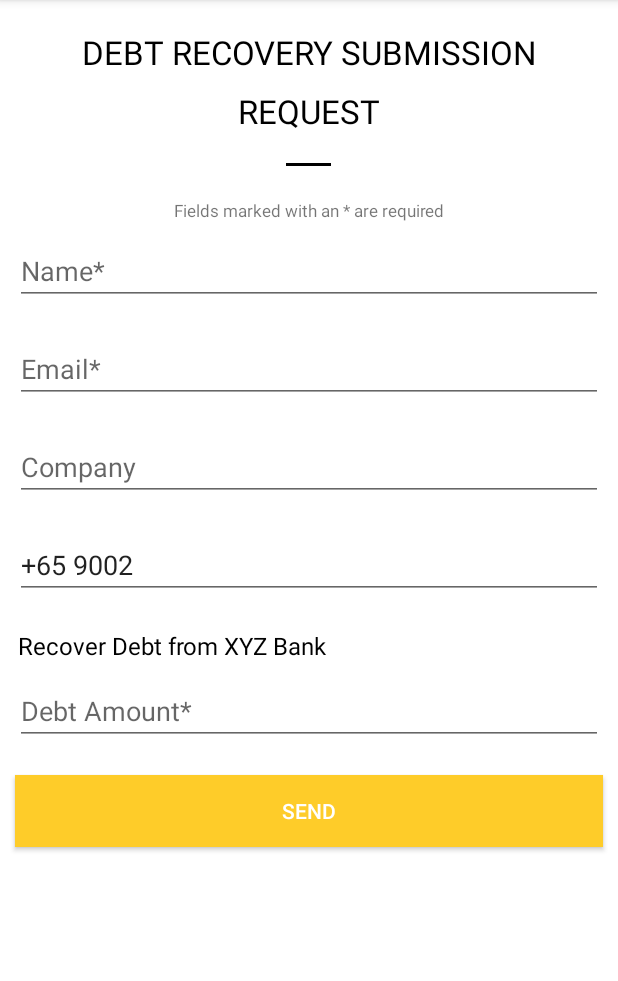
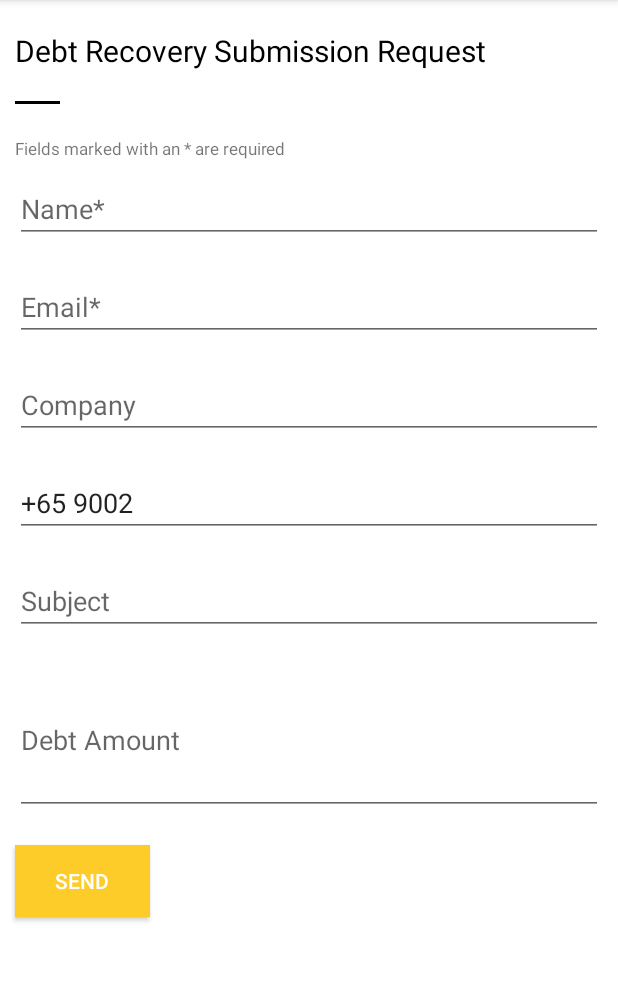
Before and after one commit to akaiyuki/bnmghjkcv, an Android app: the fragment RequestFragment placed in its activity, on a phone screen of 412 x 824 dp, the part 84-1065 px from its top. Run offline under Robolectric (Android 15) with nearby library versions, the phone set to English and light mode, and no system bars; libraries missing offline, so code that uses them is left out: com.daimajia.slider, com.mikepenz.fastadapter, com.mikepenz.materialdrawer; 17 statements that could not run were skipped.

Commit message:
edited request fragment

```diff
--- a/BenzAndroid/app/src/main/java/com/av/benzandroid/models/fragments/RequestFragment.java
+++ b/BenzAndroid/app/src/main/java/com/av/benzandroid/models/fragments/RequestFragment.java
@@ -26,6 +26,7 @@ public class RequestFragment extends Fragment {
     private EditText mEditCompany;
     private EditText mEditMobile;
     private EditText mEditDebt;
+    private EditText mEditSubject;
 
     private Button mButtonSend;
 
@@ -47,6 +48,7 @@ public class RequestFragment extends Fragment {
         mEditCompany = (EditText) view.findViewById(R.id.editcompany);
         mEditMobile = (EditText) view.findViewById(R.id.editmobile);
         mEditDebt = (EditText) view.findViewById(R.id.editdebt);
+        mEditSubject = (EditText) view.findViewById(R.id.editsubject);
 
         mEditMobile.setText("+65 9002");
         Selection.setSelection(mEditMobile.getText(), mEditMobile.getText().length());
@@ -88,14 +90,14 @@ public class RequestFragment extends Fragment {
             public void onClick(View view) {
 
                 if (mEditName.getText().length() != 0 && mEditEmail.getText().length() != 0
-                        && mEditDebt.getText().length() != 0){
+                        && mEditMobile.getText().length() != 0){
 
                     Intent emailIntent = new Intent(android.content.Intent.ACTION_SEND, Uri.fromParts(
                             "mailto","abc@gmail.com", null));
 
                     emailIntent.putExtra(Intent.EXTRA_EMAIL  , new String[]{"info@benzrecovery.com.sg"});
 
-                    emailIntent.putExtra(Intent.EXTRA_SUBJECT, "Debt Recovery Submission Request");
+                    emailIntent.putExtra(Intent.EXTRA_SUBJECT, mEditSubject.getText().toString());
 
                     emailIntent.putExtra(android.content.Intent.EXTRA_TEXT,
                             "Name: "+mEditName.getText().toString()+
--- a/BenzAndroid/app/src/main/res/layout/fragment_request.xml
+++ b/BenzAndroid/app/src/main/res/layout/fragment_request.xml
@@ -15,21 +15,11 @@
         android:layout_height="wrap_content"
         android:layout_marginBottom="10dp"
         android:layout_marginTop="20dp"
-        android:text="Debt Recovery Submission"
-        android:textSize="22sp"
-        android:textAllCaps="true"
-        android:gravity="center_horizontal"
+        android:text="Debt Recovery Submission Request"
+        android:textSize="20sp"
+        android:layout_marginLeft="10dp"
         android:textColor="@color/colorPrimaryDark"/>
 
-        <TextView
-            android:layout_width="match_parent"
-            android:layout_height="wrap_content"
-            android:layout_marginBottom="10dp"
-            android:gravity="center_horizontal"
-            android:textAllCaps="true"
-            android:text="request"
-            android:textSize="22sp"
-            android:textColor="@color/colorPrimaryDark"/>
 
     <View
         android:id="@+id/divider1"
@@ -37,7 +27,7 @@
         android:layout_height="2dip"
         android:layout_marginBottom="20dp"
         android:layout_marginTop="10dp"
-        android:layout_gravity="center_horizontal"
+        android:layout_marginLeft="10dp"
         android:background="@color/colorPrimaryDark" />
 
 
@@ -47,7 +37,7 @@
             android:layout_marginBottom="10dp"
             android:layout_marginTop="2dp"
             android:textSize="11sp"
-            android:gravity="center_horizontal"
+            android:layout_marginLeft="10dp"
             android:text="Fields marked with an * are required"/>
 
 
@@ -87,7 +77,7 @@
             android:layout_marginBottom="20dp"
             android:inputType="number"
             android:id="@+id/editmobile"
-            android:hint="Mobile"/>
+            android:hint="Contact No. *"/>
 
         <!--<EditText-->
             <!--android:layout_width="match_parent"-->
@@ -98,31 +88,30 @@
             <!--android:text="Recover Debt from XYZ Bank"/>-->
 
 
-        <TextView
-            android:layout_width="match_parent"
-            android:layout_height="wrap_content"
-            android:layout_marginLeft="12dp"
-            android:layout_marginRight="10dp"
-            android:layout_marginBottom="10dp"
-            android:textSize="16sp"
-            android:textColor="@color/colorPrimaryDark"
-            android:text="Recover Debt from XYZ Bank"/>
-
-
-
         <EditText
             android:layout_width="match_parent"
             android:layout_height="wrap_content"
             android:layout_marginLeft="10dp"
             android:layout_marginRight="10dp"
             android:layout_marginBottom="20dp"
+            android:inputType="number"
+            android:id="@+id/editsubject"
+            android:hint="Subject"/>
+
+
+        <EditText
+            android:layout_width="match_parent"
+            android:layout_height="100dp"
+            android:layout_marginLeft="10dp"
+            android:layout_marginRight="10dp"
+            android:layout_marginBottom="20dp"
             android:id="@+id/editdebt"
-            android:hint="Debt Amount*"
+            android:hint="Debt Amount"
             android:inputType="number"/>
 
 
         <Button
-            android:layout_width="match_parent"
+            android:layout_width="90dp"
             android:layout_height="wrap_content"
             android:background="@color/colorHighlight"
             android:text="Send"
```
